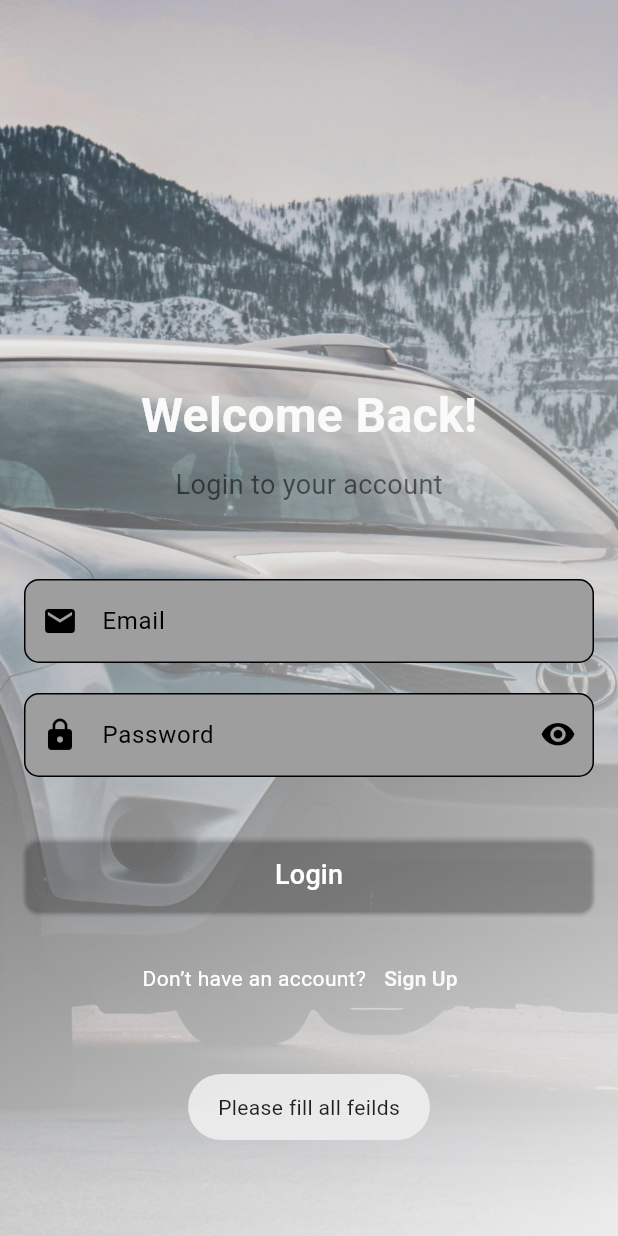
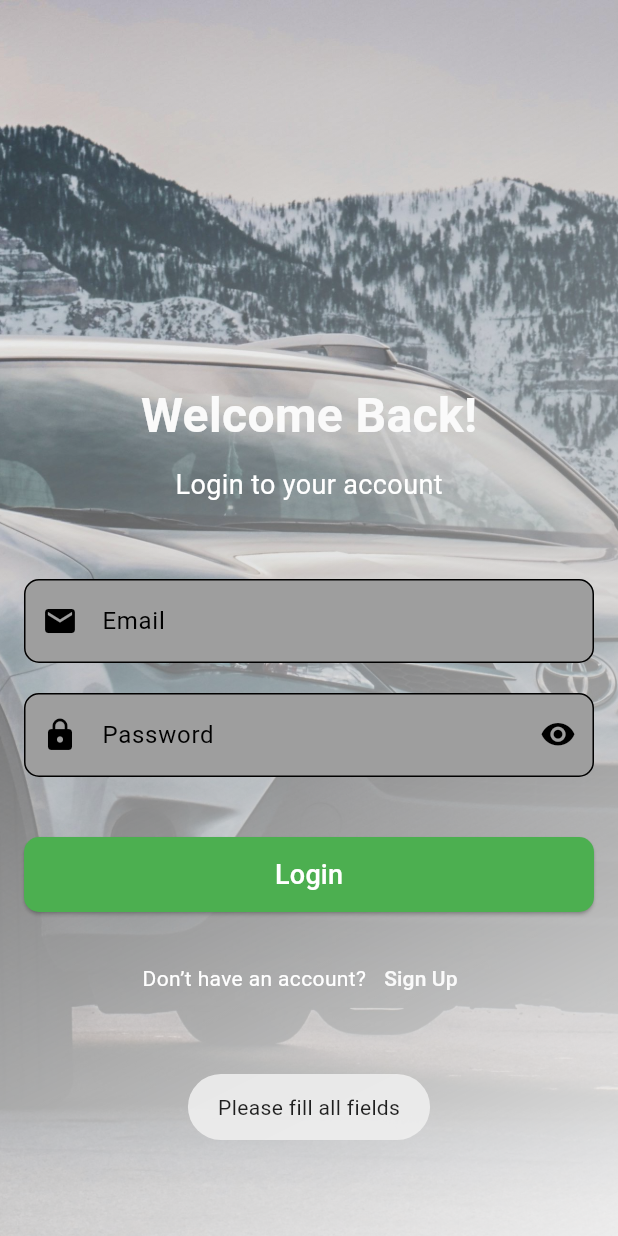
Before and after one commit to agyeman-08/NPV_mobile_app, a Flutter app: the screen it shows after launch, after a tap on "Login", on a phone screen of 412 x 824 dp. Run offline on Flutter 3.47's test engine with Material 3 defaults, Android fonts, the phone set to English and light mode, and no system bars; our stand-ins replace animated_splash_screen, carousel_slider, cloud_firestore, firebase_auth, firebase_core, firebase_storage and 6 more; accounts and stored records are empty; Roboto replaces fonts that are missing (Poppins).

```diff
--- a/lib/screens/login.dart
+++ b/lib/screens/login.dart
@@ -17,9 +17,9 @@ class LoginPage extends StatefulWidget {
 class _LoginPageState extends State<LoginPage> {
   bool isLoading = false;
   final TextEditingController emailController = TextEditingController();
-
   final TextEditingController passwordController = TextEditingController();
   final Authentication authentication = Authentication();
+
   login({required BuildContext ctx}) async {
     if (passwordController.text.trim().isNotEmpty &&
         emailController.text.trim().isNotEmpty) {
@@ -29,7 +29,6 @@ class _LoginPageState extends State<LoginPage> {
         });
         final response = await authentication.loginUser(
             passwordController.text.trim(), emailController.text.trim());
-        // print(response);
         if (response) {
           Navigator.push(
               ctx, MaterialPageRoute(builder: (ctx) => const HomePage()));
@@ -43,7 +42,7 @@ class _LoginPageState extends State<LoginPage> {
         });
       }
     } else {
-      Fluttertoast.showToast(msg: "Please fill all feilds");
+      Fluttertoast.showToast(msg: "Please fill all fields");
     }
   }
 
@@ -64,6 +63,9 @@ class _LoginPageState extends State<LoginPage> {
             child: Padding(
               padding: const EdgeInsets.all(16.0),
               child: SingleChildScrollView(
+                child: GestureDetector(
+                  onTap: () => FocusScope.of(context)
+                      .unfocus(), // Dismiss keyboard on tap
                   child: Column(
                     mainAxisAlignment: MainAxisAlignment.center,
                     children: [
@@ -81,7 +83,8 @@ class _LoginPageState extends State<LoginPage> {
                         'Login to your account',
                         style: TextStyle(
                           fontSize: 18,
-                        color: Colors.black54,
+                          color: Colors.white,
+                          fontWeight: FontWeight.normal,
                         ),
                       ),
                       const SizedBox(height: 50),
@@ -100,12 +103,11 @@ class _LoginPageState extends State<LoginPage> {
                       const SizedBox(height: 40),
                       CustomElevatedButton(
                         onPressed: () => login(ctx: context),
-                      // Add login logic here
-
                         label: isLoading ? "Loading....." : 'Login',
                         width: double.infinity,
                         height: 50,
-                      backgroundColor: Colors.transparent,
+                        backgroundColor:
+                            Colors.green, // Set button color to green
                       ),
                       const SizedBox(height: 20),
                       Row(
@@ -135,6 +137,7 @@ class _LoginPageState extends State<LoginPage> {
                 ),
               ),
             ),
+          ),
         )
       ],
     );
--- a/lib/widgets/drawer.dart
+++ b/lib/widgets/drawer.dart
@@ -346,7 +346,7 @@ class _SideDrawerState extends State<SideDrawer> {
                             color: Colors.blue,
                             size: 30,
                           ),
-                          Text("Logout(Nana Agyiman)"),
+                          Text("Logout(Nana Agyeman)"),
                         ],
                       ))
                 ],
```
Also changed, not shown: lib/screens/LicenseDetailsScreen.dart (added, +86 -0 lines), lib/screens/home_page.dart (+11 -159 lines). Lines whose indentation alone changed are shown as unchanged.
